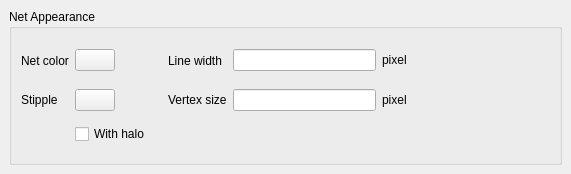
Before: the Qt Designer form src/laybasic/laybasic/NetlistBrowserConfigPage2.ui in KLayout/klayout, drawn with Qt 5.
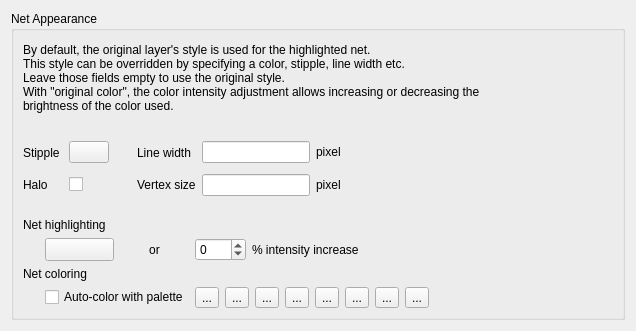
After: the same form once the commit is applied. Custom widgets are drawn as their Qt base class.

Commit message: Aligned net browser config with net tracer.

Patch:
```diff
--- a/src/laybasic/laybasic/NetlistBrowserConfigPage2.ui
+++ b/src/laybasic/laybasic/NetlistBrowserConfigPage2.ui
@@ -1,146 +1,459 @@
 <ui version="4.0" >
  <class>NetlistBrowserConfigPage2</class>
- <widget class="QFrame" name="NetlistBrowserConfigPage2" >
-  <property name="geometry" >
+ <widget class="QFrame" name="NetlistBrowserConfigPage2">
+  <property name="geometry">
    <rect>
     <x>0</x>
     <y>0</y>
     <width>571</width>
-    <height>174</height>
+    <height>331</height>
    </rect>
   </property>
   <property name="windowTitle" >
    <string>Netlist Browser</string>
   </property>
-  <layout class="QVBoxLayout" >
-   <property name="margin" >
-    <number>9</number>
-   </property>
-   <property name="spacing" >
-    <number>6</number>
-   </property>
+  <layout class="QVBoxLayout" name="verticalLayout">
    <item>
-    <widget class="QGroupBox" name="groupBox_2" >
-     <property name="title" >
+    <widget class="QGroupBox" name="groupBox_2">
+     <property name="title">
       <string>Net Appearance</string>
      </property>
-     <layout class="QGridLayout" >
-      <property name="margin" >
+     <layout class="QGridLayout">
+      <property name="leftMargin">
        <number>9</number>
       </property>
-      <property name="spacing" >
+      <property name="topMargin">
+       <number>9</number>
+      </property>
+      <property name="rightMargin">
+       <number>9</number>
+      </property>
+      <property name="bottomMargin">
+       <number>9</number>
+      </property>
+      <property name="spacing">
        <number>6</number>
       </property>
-      <item row="2" column="1" colspan="2" >
-       <widget class="QCheckBox" name="halo_cb" >
-        <property name="text" >
-         <string>With halo</string>
+      <item row="0" column="0">
+       <widget class="QLabel" name="label_6">
+        <property name="text">
+         <string>By default, the original layer's style is used for the highlighted net. 
+This style can be overridden by specifying a color, stipple, line width etc. 
+Leave those fields empty to use the original style. 
+With &quot;original color&quot;, the color intensity adjustment allows increasing or decreasing the 
+brightness of the color used.</string>
         </property>
-        <property name="tristate" >
-         <bool>true</bool>
+        <property name="wordWrap">
+         <bool>false</bool>
         </property>
        </widget>
       </item>
-      <item row="1" column="4" >
-       <widget class="QLineEdit" name="vs_le" />
-      </item>
-      <item row="0" column="4" >
-       <widget class="QLineEdit" name="lw_le" />
-      </item>
-      <item row="1" column="5" >
-       <widget class="QLabel" name="label_5" >
-        <property name="text" >
-         <string>pixel</string>
-        </property>
-       </widget>
-      </item>
-      <item row="0" column="6" >
+      <item row="1" column="0">
        <spacer>
-        <property name="orientation" >
-         <enum>Qt::Horizontal</enum>
+        <property name="orientation">
+         <enum>Qt::Vertical</enum>
         </property>
-        <property name="sizeHint" >
-         <size>
-          <width>71</width>
-          <height>31</height>
-         </size>
-        </property>
-       </spacer>
-      </item>
-      <item row="0" column="5" >
-       <widget class="QLabel" name="textLabel2_2" >
-        <property name="sizePolicy" >
-         <sizepolicy>
-          <hsizetype>0</hsizetype>
-          <vsizetype>0</vsizetype>
-          <horstretch>0</horstretch>
-          <verstretch>0</verstretch>
-         </sizepolicy>
-        </property>
-        <property name="text" >
-         <string>pixel</string>
-        </property>
-       </widget>
-      </item>
-      <item row="0" column="3" >
-       <widget class="QLabel" name="textLabel1_4" >
-        <property name="text" >
-         <string>Line width</string>
-        </property>
-       </widget>
-      </item>
-      <item row="0" column="2" >
-       <spacer>
-        <property name="orientation" >
-         <enum>Qt::Horizontal</enum>
-        </property>
-        <property name="sizeType" >
+        <property name="sizeType">
          <enum>QSizePolicy::Fixed</enum>
         </property>
-        <property name="sizeHint" >
+        <property name="sizeHint" stdset="0">
          <size>
-          <width>41</width>
-          <height>31</height>
+          <width>556</width>
+          <height>16</height>
          </size>
         </property>
        </spacer>
       </item>
-      <item row="1" column="3" >
-       <widget class="QLabel" name="vs_lbl" >
-        <property name="text" >
-         <string>Vertex size</string>
+      <item row="3" column="0">
+       <widget class="QFrame" name="frame_2">
+        <property name="frameShape">
+         <enum>QFrame::NoFrame</enum>
         </property>
-       </widget>
-      </item>
-      <item row="0" column="1" >
-       <widget class="lay::ColorButton" name="color_pb" >
-        <property name="toolTip" >
-         <string>The color in which the nets are drawn</string>
+        <property name="frameShadow">
+         <enum>QFrame::Raised</enum>
         </property>
-        <property name="text" >
-         <string/>
-        </property>
+        <layout class="QGridLayout" name="_2">
+         <property name="leftMargin">
+          <number>0</number>
+         </property>
+         <property name="topMargin">
+          <number>0</number>
+         </property>
+         <property name="rightMargin">
+          <number>0</number>
+         </property>
+         <property name="bottomMargin">
+          <number>0</number>
+         </property>
+         <property name="spacing">
+          <number>6</number>
+         </property>
+         <item row="0" column="0" colspan="6">
+          <widget class="QLabel" name="label_3">
+           <property name="text">
+            <string>Net highlighting</string>
+           </property>
+          </widget>
+         </item>
+         <item row="3" column="0">
+          <spacer>
+           <property name="orientation">
+            <enum>Qt::Horizontal</enum>
+           </property>
+           <property name="sizeType">
+            <enum>QSizePolicy::Fixed</enum>
+           </property>
+           <property name="sizeHint" stdset="0">
+            <size>
+             <width>16</width>
+             <height>20</height>
+            </size>
+           </property>
+          </spacer>
+         </item>
+         <item row="1" column="0">
+          <spacer>
+           <property name="orientation">
+            <enum>Qt::Horizontal</enum>
+           </property>
+           <property name="sizeType">
+            <enum>QSizePolicy::Fixed</enum>
+           </property>
+           <property name="sizeHint" stdset="0">
+            <size>
+             <width>16</width>
+             <height>20</height>
+            </size>
+           </property>
+          </spacer>
+         </item>
+         <item row="1" column="2">
+          <widget class="QLabel" name="label_9">
+           <property name="text">
+            <string>or</string>
+           </property>
+           <property name="alignment">
+            <set>Qt::AlignCenter</set>
+           </property>
+          </widget>
+         </item>
+         <item row="1" column="4">
+          <widget class="QLabel" name="label_4">
+           <property name="text">
+            <string>% intensity increase</string>
+           </property>
+          </widget>
+         </item>
+         <item row="1" column="5">
+          <spacer>
+           <property name="orientation">
+            <enum>Qt::Horizontal</enum>
+           </property>
+           <property name="sizeHint" stdset="0">
+            <size>
+             <width>201</width>
+             <height>20</height>
+            </size>
+           </property>
+          </spacer>
+         </item>
+         <item row="3" column="3" colspan="3">
+          <widget class="QFrame" name="frame_3">
+           <property name="frameShape">
+            <enum>QFrame::NoFrame</enum>
+           </property>
+           <property name="frameShadow">
+            <enum>QFrame::Raised</enum>
+           </property>
+           <layout class="QHBoxLayout" name="_3">
+            <property name="spacing">
+             <number>6</number>
+            </property>
+            <property name="leftMargin">
+             <number>0</number>
+            </property>
+            <property name="topMargin">
+             <number>0</number>
+            </property>
+            <property name="rightMargin">
+             <number>0</number>
+            </property>
+            <property name="bottomMargin">
+             <number>0</number>
+            </property>
+            <item>
+             <widget class="QToolButton" name="cc0">
+              <property name="text">
+               <string>...</string>
+              </property>
+             </widget>
+            </item>
+            <item>
+             <widget class="QToolButton" name="cc1">
+              <property name="text">
+               <string>...</string>
+              </property>
+             </widget>
+            </item>
+            <item>
+             <widget class="QToolButton" name="cc2">
+              <property name="text">
+               <string>...</string>
+              </property>
+             </widget>
+            </item>
+            <item>
+             <widget class="QToolButton" name="cc3">
+              <property name="text">
+               <string>...</string>
+              </property>
+             </widget>
+            </item>
+            <item>
+             <widget class="QToolButton" name="cc4">
+              <property name="text">
+               <string>...</string>
+              </property>
+             </widget>
+            </item>
+            <item>
+             <widget class="QToolButton" name="cc5">
+              <property name="text">
+               <string>...</string>
+              </property>
+             </widget>
+            </item>
+            <item>
+             <widget class="QToolButton" name="cc6">
+              <property name="text">
+               <string>...</string>
+              </property>
+             </widget>
+            </item>
+            <item>
+             <widget class="QToolButton" name="cc7">
+              <property name="text">
+               <string>...</string>
+              </property>
+             </widget>
+            </item>
+            <item>
+             <spacer>
+              <property name="orientation">
+               <enum>Qt::Horizontal</enum>
+              </property>
+              <property name="sizeHint" stdset="0">
+               <size>
+                <width>40</width>
+                <height>20</height>
+               </size>
+              </property>
+             </spacer>
+            </item>
+           </layout>
+          </widget>
+         </item>
+         <item row="3" column="1" colspan="2">
+          <widget class="QCheckBox" name="cycle_colors_cb">
+           <property name="text">
+            <string>Auto-color with palette</string>
+           </property>
+          </widget>
+         </item>
+         <item row="2" column="0" colspan="6">
+          <widget class="QLabel" name="label_8">
+           <property name="text">
+            <string>Net coloring</string>
+           </property>
+          </widget>
+         </item>
+         <item row="1" column="3">
+          <widget class="QSpinBox" name="brightness_sb">
+           <property name="minimum">
+            <number>-100</number>
+           </property>
+           <property name="maximum">
+            <number>100</number>
+           </property>
+           <property name="singleStep">
+            <number>10</number>
+           </property>
+          </widget>
+         </item>
+         <item row="1" column="1">
+          <widget class="lay::ColorButton" name="color_pb">
+           <property name="sizePolicy">
+            <sizepolicy hsizetype="Ignored" vsizetype="Ignored">
+             <horstretch>0</horstretch>
+             <verstretch>0</verstretch>
+            </sizepolicy>
+           </property>
+           <property name="toolTip">
+            <string>The color in which the rulers are drawn</string>
+           </property>
+           <property name="text">
+            <string/>
+           </property>
+          </widget>
+         </item>
+        </layout>
        </widget>
       </item>
-      <item row="0" column="0" >
-       <widget class="QLabel" name="textLabel3_2" >
-        <property name="text" >
-         <string>Net color</string>
+      <item row="2" column="0">
+       <widget class="QFrame" name="frame">
+        <property name="frameShape">
+         <enum>QFrame::NoFrame</enum>
         </property>
-       </widget>
-      </item>
-      <item row="1" column="0" >
-       <widget class="QLabel" name="label" >
-        <property name="text" >
-         <string>Stipple</string>
+        <property name="frameShadow">
+         <enum>QFrame::Plain</enum>
         </property>
-       </widget>
-      </item>
-      <item row="1" column="1" >
-       <widget class="lay::DitherPatternSelectionButton" name="stipple_pb" >
-        <property name="text" >
-         <string/>
-        </property>
+        <layout class="QGridLayout" name="_4">
+         <property name="leftMargin">
+          <number>0</number>
+         </property>
+         <property name="topMargin">
+          <number>0</number>
+         </property>
+         <property name="rightMargin">
+          <number>0</number>
+         </property>
+         <property name="bottomMargin">
+          <number>0</number>
+         </property>
+         <property name="spacing">
+          <number>6</number>
+         </property>
+         <item row="2" column="3">
+          <widget class="QLabel" name="vs_lbl">
+           <property name="text">
+            <string>Vertex size</string>
+           </property>
+          </widget>
+         </item>
+         <item row="0" column="3" rowspan="2">
+          <widget class="QLabel" name="textLabel1_4">
+           <property name="text">
+            <string>Line width</string>
+           </property>
+          </widget>
+         </item>
+         <item row="2" column="5">
+          <widget class="QLabel" name="label_5">
+           <property name="text">
+            <string>pixel</string>
+           </property>
+          </widget>
+         </item>
+         <item row="0" column="6" rowspan="3">
+          <spacer>
+           <property name="orientation">
+            <enum>Qt::Horizontal</enum>
+           </property>
+           <property name="sizeHint" stdset="0">
+            <size>
+             <width>71</width>
+             <height>31</height>
+            </size>
+           </property>
+          </spacer>
+         </item>
+         <item row="2" column="4">
+          <widget class="QLineEdit" name="vs_le">
+           <property name="sizePolicy">
+            <sizepolicy hsizetype="Preferred" vsizetype="Fixed">
+             <horstretch>0</horstretch>
+             <verstretch>0</verstretch>
+            </sizepolicy>
+           </property>
+          </widget>
+         </item>
+         <item row="0" column="4" rowspan="2">
+          <widget class="QLineEdit" name="lw_le">
+           <property name="sizePolicy">
+            <sizepolicy hsizetype="Preferred" vsizetype="Fixed">
+             <horstretch>0</horstretch>
+             <verstretch>0</verstretch>
+            </sizepolicy>
+           </property>
+          </widget>
+         </item>
+         <item row="3" column="0" colspan="7">
+          <spacer>
+           <property name="orientation">
+            <enum>Qt::Vertical</enum>
+           </property>
+           <property name="sizeType">
+            <enum>QSizePolicy::Fixed</enum>
+           </property>
+           <property name="sizeHint" stdset="0">
+            <size>
+             <width>590</width>
+             <height>16</height>
+            </size>
+           </property>
+          </spacer>
+         </item>
+         <item row="0" column="1" rowspan="2">
+          <widget class="lay::DitherPatternSelectionButton" name="stipple_pb">
+           <property name="text">
+            <string/>
+           </property>
+          </widget>
+         </item>
+         <item row="0" column="0" rowspan="2">
+          <widget class="QLabel" name="label">
+           <property name="text">
+            <string>Stipple </string>
+           </property>
+          </widget>
+         </item>
+         <item row="2" column="1">
+          <widget class="QCheckBox" name="halo_cb">
+           <property name="text">
+            <string/>
+           </property>
+           <property name="tristate">
+            <bool>true</bool>
+           </property>
+          </widget>
+         </item>
+         <item row="2" column="0">
+          <widget class="QLabel" name="label_7">
+           <property name="text">
+            <string>Halo</string>
+           </property>
+          </widget>
+         </item>
+         <item row="0" column="5" rowspan="2">
+          <widget class="QLabel" name="textLabel2_2">
+           <property name="sizePolicy">
+            <sizepolicy hsizetype="Fixed" vsizetype="Fixed">
+             <horstretch>0</horstretch>
+             <verstretch>0</verstretch>
+            </sizepolicy>
+           </property>
+           <property name="text">
+            <string>pixel</string>
+           </property>
+          </widget>
+         </item>
+         <item row="0" column="2" rowspan="3">
+          <spacer>
+           <property name="orientation">
+            <enum>Qt::Horizontal</enum>
+           </property>
+           <property name="sizeType">
+            <enum>QSizePolicy::Fixed</enum>
+           </property>
+           <property name="sizeHint" stdset="0">
+            <size>
+             <width>16</width>
+             <height>20</height>
+            </size>
+           </property>
+          </spacer>
+         </item>
+        </layout>
        </widget>
       </item>
      </layout>
@@ -148,7 +461,7 @@
    </item>
   </layout>
  </widget>
- <layoutdefault spacing="6" margin="11" />
+ <layoutdefault spacing="6" margin="11"/>
  <customwidgets>
   <customwidget>
    <class>lay::DitherPatternSelectionButton</class>
```
Left out of the diff: 5 changed lines with no effect on the pictures. The commit also changes 7 other files.
